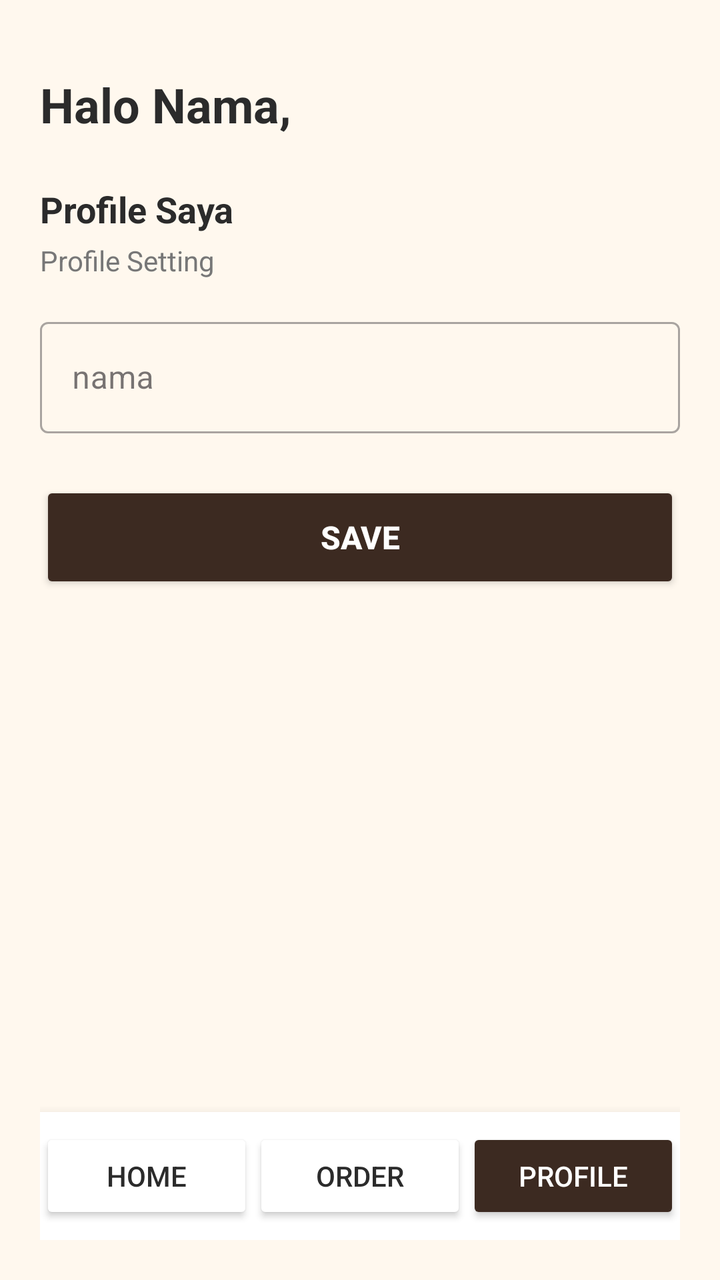
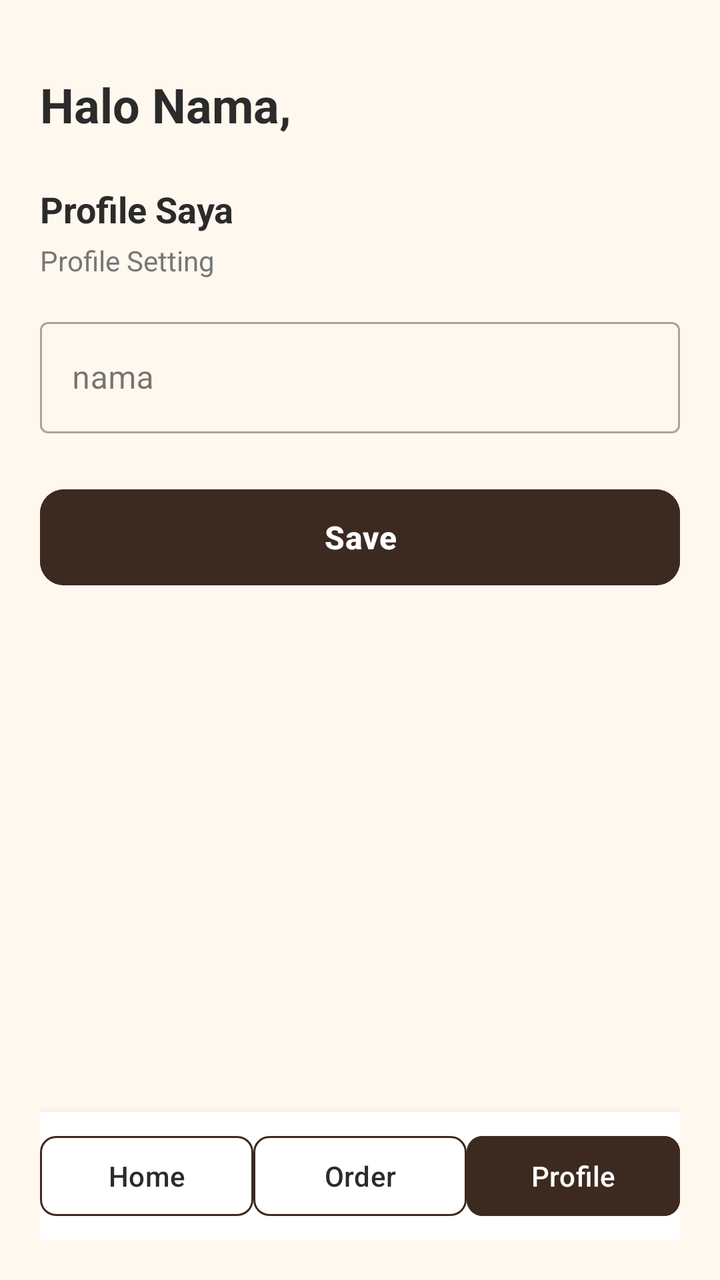

Compare the two renders of this Android layout. The source of the first and the diff that turns it into the second are given below.
<!-- AndroidManifest.xml: application theme Theme.KopiDanNyemil -->
<!-- res/layout/activity_profile.xml -->
<?xml version="1.0" encoding="utf-8"?>
<LinearLayout xmlns:android="http://schemas.android.com/apk/res/android"
    xmlns:app="http://schemas.android.com/apk/res-auto"
    android:layout_width="match_parent"
    android:layout_height="match_parent"
    android:background="@color/cream_bg"
    android:orientation="vertical"
    android:padding="20dp">

    <TextView
        android:id="@+id/tvProfileHalo"
        android:layout_width="wrap_content"
        android:layout_height="wrap_content"
        android:layout_marginTop="16dp"
        android:text="Halo Nama,"
        android:textColor="@color/text_dark"
        android:textSize="24sp"
        android:textStyle="bold"
        android:layout_marginBottom="24dp" />

    <TextView
        android:layout_width="wrap_content"
        android:layout_height="wrap_content"
        android:text="Profile Saya"
        android:textColor="@color/text_dark"
        android:textSize="18sp"
        android:textStyle="bold"
        android:layout_marginBottom="4dp" />

    <TextView
        android:layout_width="wrap_content"
        android:layout_height="wrap_content"
        android:text="Profile Setting"
        android:textColor="@color/text_muted"
        android:textSize="14sp"
        android:layout_marginBottom="16dp" />

    <com.google.android.material.textfield.TextInputLayout
        android:layout_width="match_parent"
        android:layout_height="wrap_content"
        android:layout_marginBottom="24dp"
        style="@style/Widget.MaterialComponents.TextInputLayout.OutlinedBox">

        <com.google.android.material.textfield.TextInputEditText
            android:id="@+id/etProfileNama"
            android:layout_width="match_parent"
            android:layout_height="wrap_content"
            android:hint="nama"
            android:inputType="textPersonName" />
    </com.google.android.material.textfield.TextInputLayout>

    <Button
        android:id="@+id/btnSaveProfile"
        android:layout_width="match_parent"
        android:layout_height="56dp"
        android:backgroundTint="@color/coffee_dark"
        android:text="Save"
        android:textColor="@color/white"
        android:textSize="16sp"
        android:textStyle="bold"
        android:layout_marginBottom="24dp"
        app:cornerRadius="12dp" />

    <View
        android:layout_width="match_parent"
        android:layout_height="0dp"
        android:layout_weight="1" />

    
    <LinearLayout
        android:layout_width="match_parent"
        android:layout_height="64dp"
        android:background="@color/white"
        android:gravity="center"
        android:orientation="horizontal"
        android:elevation="8dp">

        <Button
            android:id="@+id/btnNavHome"
            android:layout_width="0dp"
            android:layout_height="wrap_content"
            android:layout_weight="1"
            android:backgroundTint="@color/white"
            android:text="Home"
            android:textColor="@color/text_dark"
            app:strokeColor="@color/coffee_dark"
            app:strokeWidth="1dp"
            app:cornerRadius="8dp" />

        <Button
            android:id="@+id/btnNavOrder"
            android:layout_width="0dp"
            android:layout_height="wrap_content"
            android:layout_weight="1"
            android:backgroundTint="@color/white"
            android:text="Order"
            android:textColor="@color/text_dark"
            app:strokeColor="@color/coffee_dark"
            app:strokeWidth="1dp"
            app:cornerRadius="8dp" />

        <Button
            android:id="@+id/btnNavProfile"
            android:layout_width="0dp"
            android:layout_height="wrap_content"
            android:layout_weight="1"
            android:backgroundTint="@color/coffee_dark"
            android:text="Profile"
            android:textColor="@color/white"
            app:cornerRadius="8dp" />

    </LinearLayout>

</LinearLayout>
<!-- resources referenced by this layout -->
<resources>
  <color name="coffee_dark">#3C2A21</color>
  <color name="cream_bg">#FFF8EE</color>
  <color name="text_dark">#2B2B2B</color>
  <color name="text_muted">#777777</color>
  <color name="white">#FFFFFFFF</color>
  <style name="Theme.KopiDanNyemil" parent="Base.Theme.KopiDanNyemil" />
  <style name="Base.Theme.KopiDanNyemil" parent="Theme.Material3.DayNight.NoActionBar">
          <item name="android:windowBackground">@color/cream_bg</item>
          <item name="colorPrimary">@color/coffee_dark</item>
      </style>
</resources>

<!-- the commit's change to res/layout/activity_profile.xml (unified diff, before → after) -->
@@ -49,7 +49,7 @@
             android:inputType="textPersonName" />
     </com.google.android.material.textfield.TextInputLayout>
 
-    <Button
+    <com.google.android.material.button.MaterialButton
         android:id="@+id/btnSaveProfile"
         android:layout_width="match_parent"
         android:layout_height="56dp"
@@ -75,7 +75,7 @@
         android:orientation="horizontal"
         android:elevation="8dp">
 
-        <Button
+        <com.google.android.material.button.MaterialButton
             android:id="@+id/btnNavHome"
             android:layout_width="0dp"
             android:layout_height="wrap_content"
@@ -87,7 +87,7 @@
             app:strokeWidth="1dp"
             app:cornerRadius="8dp" />
 
-        <Button
+        <com.google.android.material.button.MaterialButton
             android:id="@+id/btnNavOrder"
             android:layout_width="0dp"
             android:layout_height="wrap_content"
@@ -99,7 +99,7 @@
             app:strokeWidth="1dp"
             app:cornerRadius="8dp" />
 
-        <Button
+        <com.google.android.material.button.MaterialButton
             android:id="@+id/btnNavProfile"
             android:layout_width="0dp"
             android:layout_height="wrap_content"
